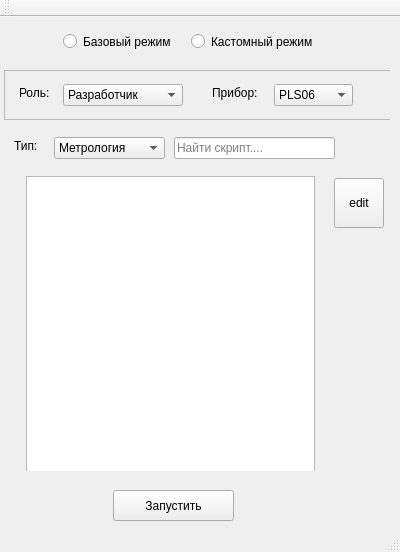
The window that GUIproto/mainwindow.ui (MicranDIIS/script_storage) describes before a commit, drawn with Qt 5.
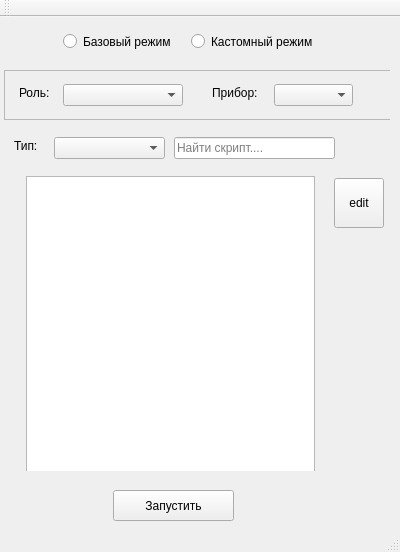
The same window after the commit. The open tabs and pages were chosen to show the change.

```diff
--- a/GUIproto/mainwindow.ui
+++ b/GUIproto/mainwindow.ui
@@ -271,11 +271,6 @@
           <verstretch>0</verstretch>
          </sizepolicy>
         </property>
-        <item>
-         <property name="text">
-          <string>Метрология</string>
-         </property>
-        </item>
        </widget>
        <widget class="QLabel" name="sLabel">
         <property name="geometry">
@@ -363,11 +358,6 @@
           <height>0</height>
          </size>
         </property>
-        <item>
-         <property name="text">
-          <string>Разработчик</string>
-         </property>
-        </item>
        </widget>
        <widget class="QLabel" name="dLabel">
         <property name="geometry">
@@ -401,11 +391,6 @@
           <verstretch>0</verstretch>
          </sizepolicy>
         </property>
-        <item>
-         <property name="text">
-          <string>PLS06</string>
-         </property>
-        </item>
        </widget>
       </widget>
      </widget>
```
Left out of the diff: 2 changed lines with no effect on the pictures.
